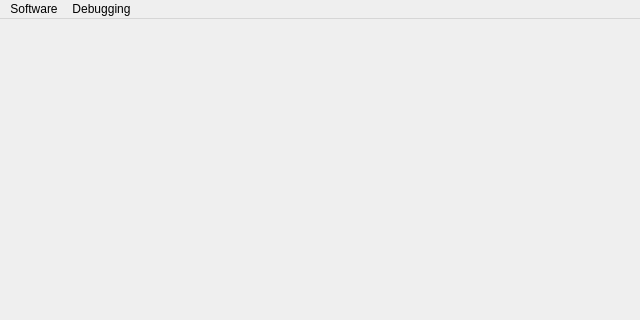
Qt form main-window.ui (Clownacy/clownmdemu-frontend) before a commit; both pictures show x 0 to 640 and y 0 to 320 of the 640 by 480 pixel window.
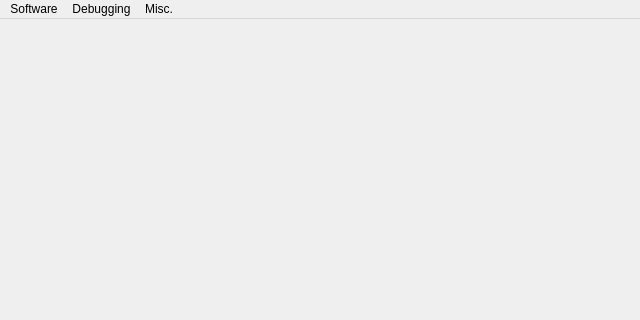
The same form after that commit.

Commit message: Add an About menu.

The edit to the form file:
```diff
--- a/main-window.ui
+++ b/main-window.ui
@@ -44,8 +44,15 @@
 	<addaction name="actionToggles"/>
 	<addaction name="actionCPUs"/>
    </widget>
+   <widget class="QMenu" name="menuMisc">
+    <property name="title">
+     <string>Misc.</string>
+    </property>
+    <addaction name="actionAbout"/>
+   </widget>
    <addaction name="menuSoftware"/>
    <addaction name="menuDebugging"/>
+   <addaction name="menuMisc"/>
   </widget>
   <action name="actionLoad_Cartridge_Software">
    <property name="text">
```
Left out of the diff: 5 changed lines with no effect on the pictures. Lines whose indentation alone changed are shown as unchanged. The commit also changes 6 other files.
